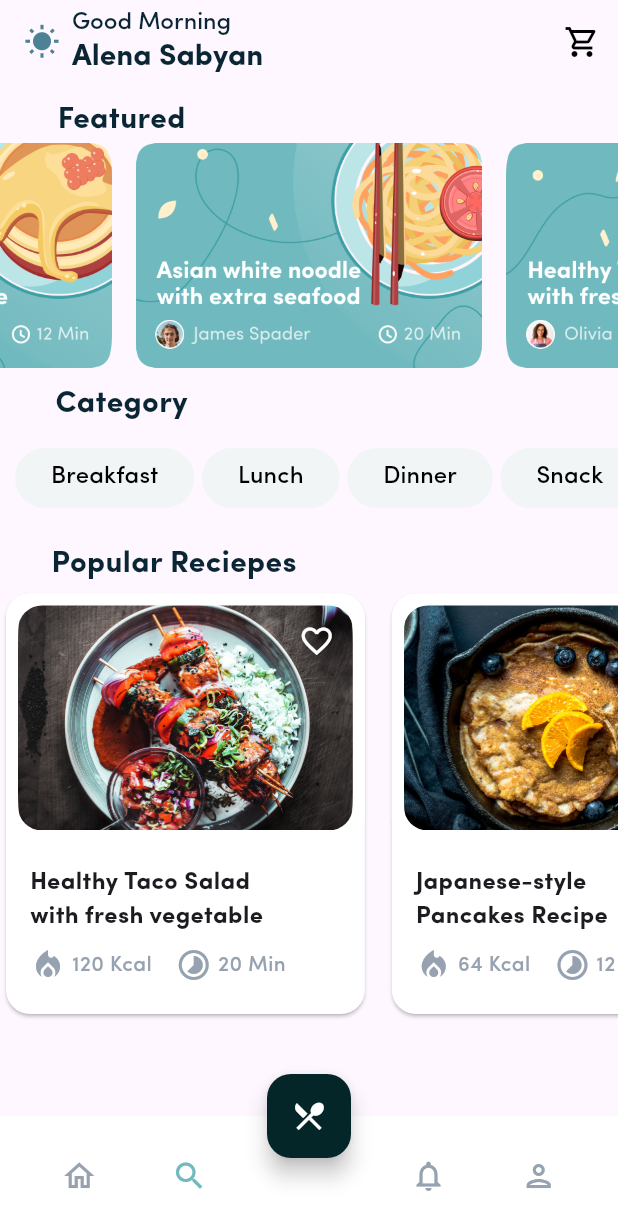
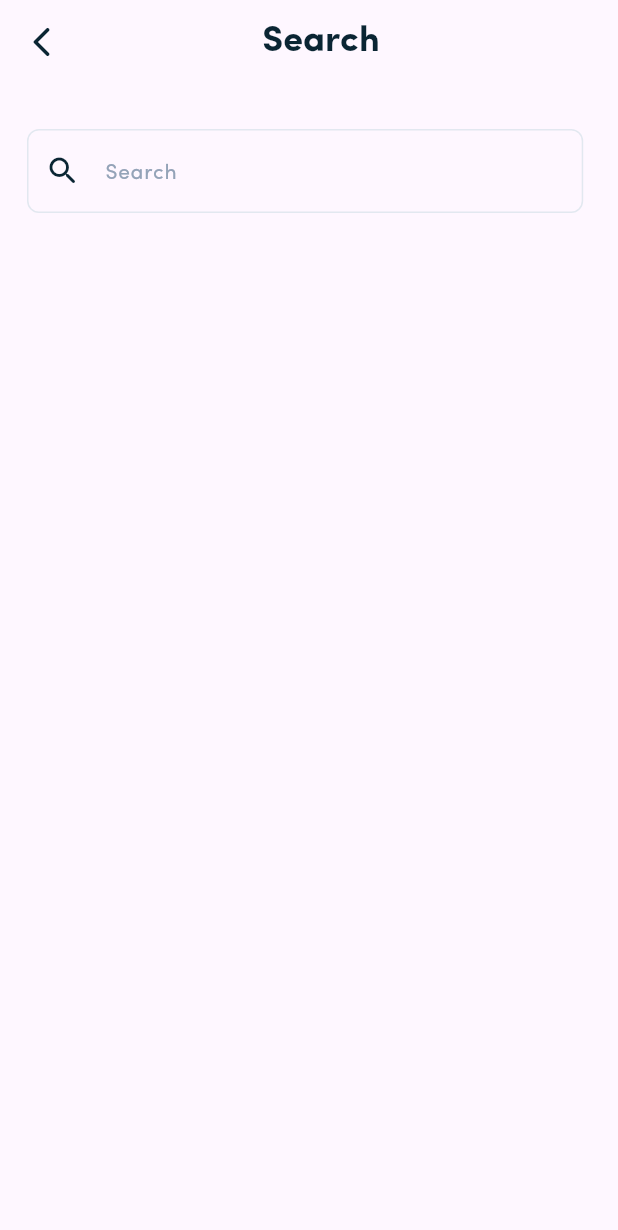
Before and after one commit to Priyanshg0211/MealTIme-App, a Flutter app: the HomeScreen screen opened directly, after a tap on the "search" icon, on a phone screen of 412 x 824 dp. Shown: the top 1230 px of the screen. Run offline on Flutter 3.47's test engine with Material 3 defaults, Android fonts, the phone set to English and light mode, and no system bars; drawn by our look-alikes of carousel_slider; our stand-ins replace lottie.

Commit message:
Created the UI of Search Screem

```diff
--- a/lib/Screens/Homescreen/Homescreen.dart
+++ b/lib/Screens/Homescreen/Homescreen.dart
@@ -3,6 +3,7 @@ import 'package:flutter/cupertino.dart';
 import 'package:flutter/material.dart';
 import 'package:flutter/widgets.dart';
 import 'package:mealtime/Screens/Homescreen/MealAI.dart';
+import 'package:mealtime/Screens/Homescreen/SearchScreen.dart';
 
 class HomeScreen extends StatefulWidget {
   const HomeScreen({super.key});
@@ -499,6 +500,8 @@ class _HomeScreenState extends State<HomeScreen> {
                 setState(() {
                   _selectedIndex = 0;
                 });
+                Navigator.push(context,
+                    MaterialPageRoute(builder: (context) => HomeScreen()));
               },
             ),
             IconButton(
@@ -510,6 +513,8 @@ class _HomeScreenState extends State<HomeScreen> {
                 setState(() {
                   _selectedIndex = 1;
                 });
+                Navigator.push(context,
+                    MaterialPageRoute(builder: (context) => Searchscreen()));
               },
             ),
             SizedBox(width: 60),
--- /dev/null
+++ b/lib/Screens/Homescreen/SearchScreen.dart
@@ -0,0 +1,69 @@
+import 'package:flutter/material.dart';
+import 'package:mealtime/Screens/Homescreen/Homescreen.dart';
+
+class Searchscreen extends StatefulWidget {
+  const Searchscreen({super.key});
+
+  @override
+  State<Searchscreen> createState() => _SearchscreenState();
+}
+
+class _SearchscreenState extends State<Searchscreen> {
+  @override
+  Widget build(BuildContext context) {
+    return Scaffold(
+      appBar: AppBar(
+        leading: IconButton(
+          onPressed: () {
+            Navigator.push(
+                context, MaterialPageRoute(builder: (context) => HomeScreen()));
+          },
+          icon: Icon(
+            Icons.arrow_back_ios_rounded,
+            color: Color(0xff0A2533),
+          ),
+        ),
+        title: Center(
+          child: Container(
+            margin: EdgeInsets.only(right: 40),
+            child: Text(
+              textAlign: TextAlign.center,
+              "Search",
+              style: TextStyle(
+                fontFamily: 'SofiaPro',
+                fontSize: 24,
+                fontWeight: FontWeight.bold,
+                color: Color(0xff0A2533),
+              ),
+            ),
+          ),
+        ),
+      ),
+      body: Container(
+        margin: EdgeInsets.only(left: 18, top: 30),
+        width: MediaQuery.sizeOf(context).width * 0.9,
+        child: TextFormField(
+          cursorColor: Color(0xff042628),
+          decoration: InputDecoration(
+            prefixIcon: Icon(Icons.search_rounded,color: Color(0xff0A2533),),
+            hintText: 'Search',
+            hintStyle: TextStyle(
+                fontFamily: 'SofiaPro',
+                fontWeight: FontWeight.normal,
+                fontSize: 14,
+                color: Color(0xff94A3B8)),
+            border: InputBorder.none,
+            enabledBorder: OutlineInputBorder(
+              borderSide: BorderSide(color: Color(0xffE2E8F0)),
+              borderRadius: BorderRadius.circular(8),
+            ),
+            focusedBorder: OutlineInputBorder(
+              borderSide: BorderSide(color: Color(0xffE2E8F0)),
+            ),
+          ),
+          keyboardType: TextInputType.name,
+        ),
+      ),
+    );
+  }
+}
```
